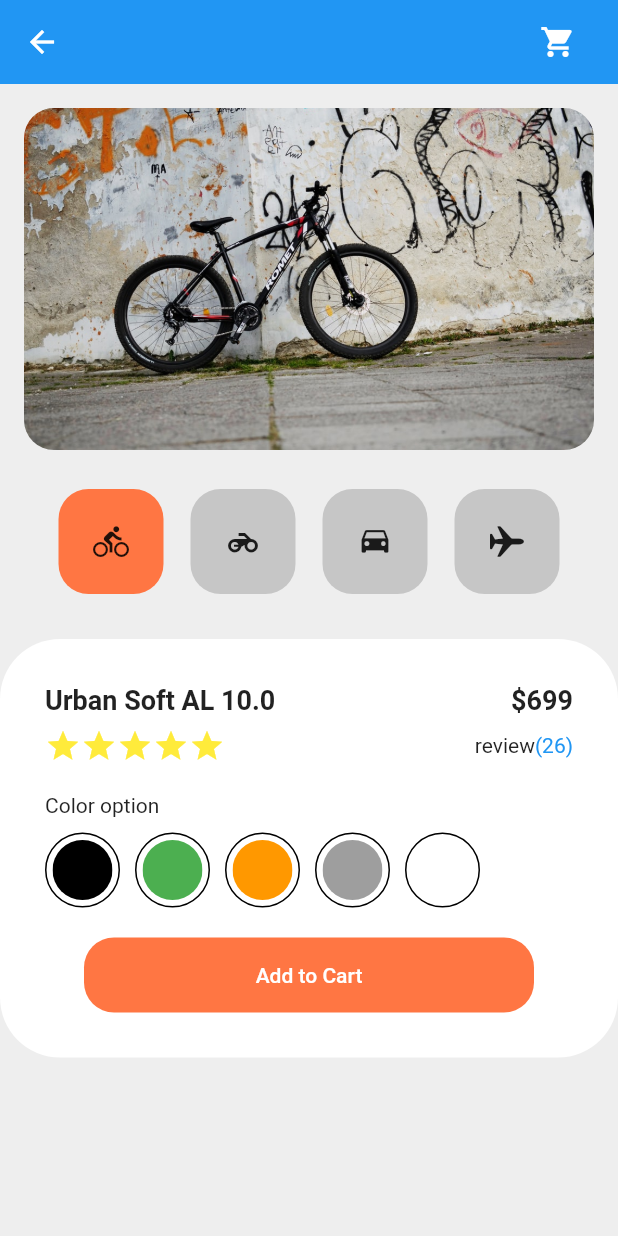
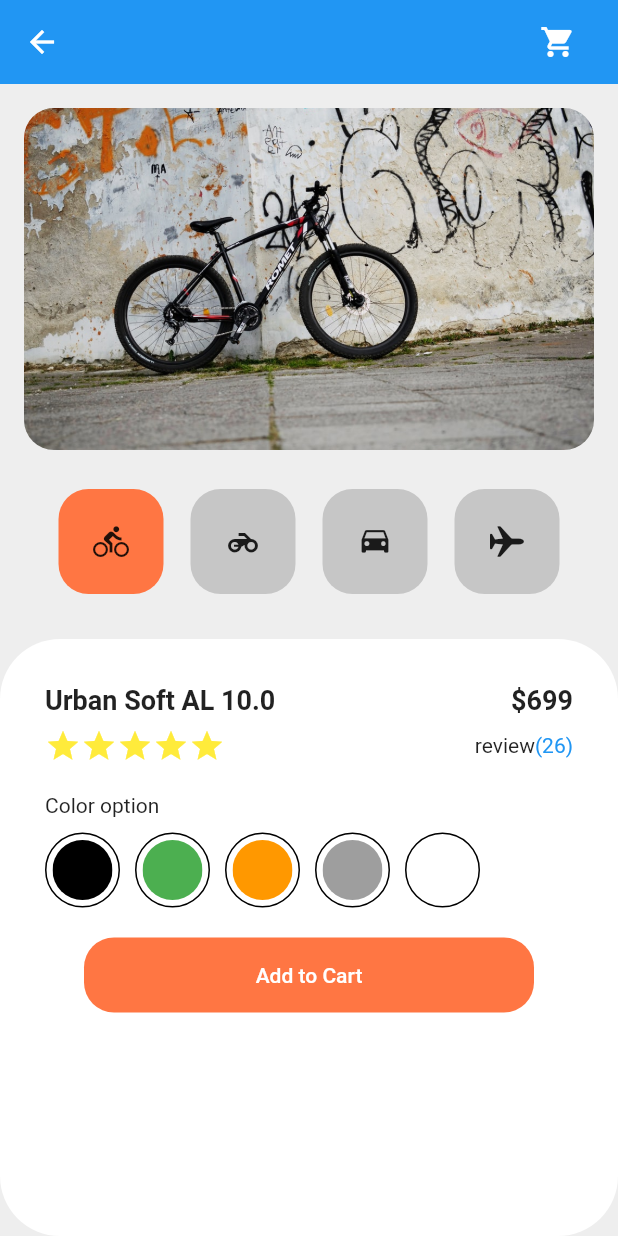
Before and after one commit to KIMINJOONG/flutter_shoppingcart, a Flutter app: the screen it shows after launch, on a phone screen of 412 x 824 dp. Run offline on Flutter 3.47's test engine with Material 2 defaults, Android fonts, the phone set to English and light mode, and no system bars.

Commit message:
Expanded widget

```diff
--- a/lib/main.dart
+++ b/lib/main.dart
@@ -27,7 +27,7 @@ class ShoppingCartPage extends StatelessWidget {
       body: Column(
         children: [
           ShoppingCartHeader(),
-          ShoppingCartDetail(),
+          Expanded(child: ShoppingCartDetail()),
         ],
       ),
     );
```
